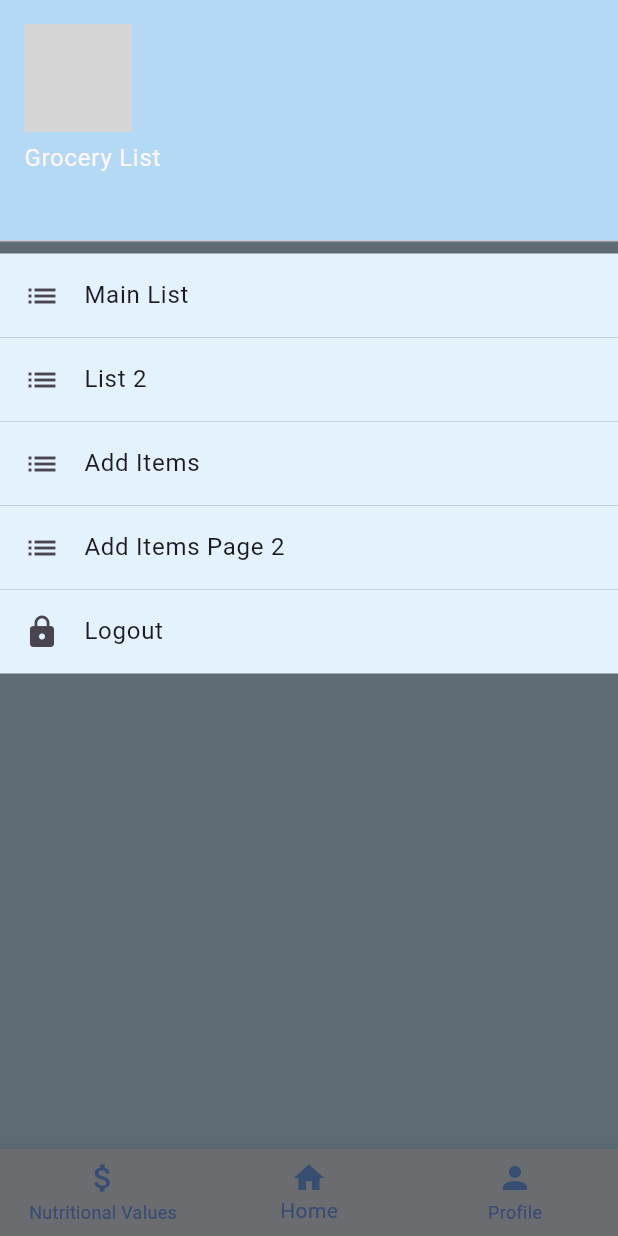
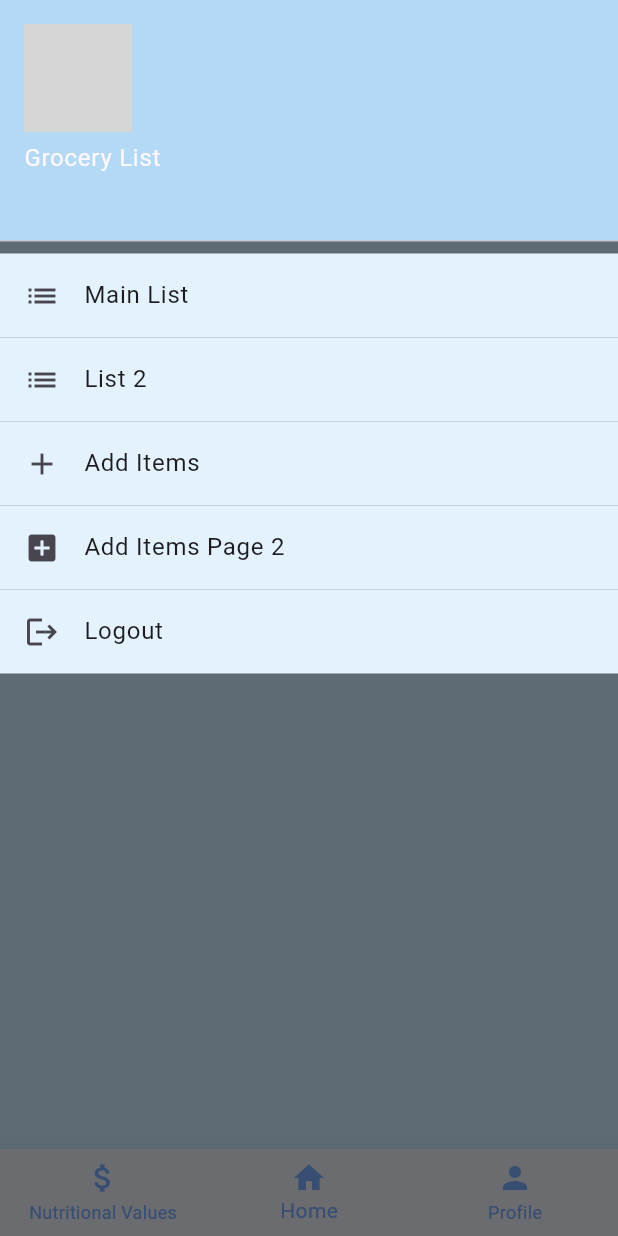
Before and after one commit to Shehryyy/AppDev2Project, a Flutter app: the MainPageProject screen opened directly with empty values, with the side drawer open, on a phone screen of 412 x 824 dp. Run offline on Flutter 3.47's test engine with Material 3 defaults, Android fonts, the phone set to English and light mode, and no system bars; our stand-ins replace sqflite; missing offline and left inert: project; accounts and stored records are empty; network calls fail; grey boxes are pictures that could not be loaded.

Commit message:
Update MainPage.dart

```diff
--- a/appdevproject/lib/MainPage.dart
+++ b/appdevproject/lib/MainPage.dart
@@ -37,7 +37,7 @@ class _MainPageProjectState extends State<MainPageProject> {
 
     final List<Map<String, dynamic>> maps = await db.query(
       'items',
-      where: 'userId = ? AND isActive = 1',
+      where: 'userId = ?',
       whereArgs: [widget.userId],
     );
 
@@ -46,11 +46,10 @@ class _MainPageProjectState extends State<MainPageProject> {
     });
   }
 
-  Future<void> markAsBought(int itemId) async {
+  Future<void> deleteItem(int itemId) async {
     final db = await openDatabase(p.join(await getDatabasesPath(), 'items.db'));
-    await db.update(
+    await db.delete(
       'items',
-      {'isActive': 0},
       where: 'itemId = ?',
       whereArgs: [itemId],
     );
@@ -79,7 +78,7 @@ class _MainPageProjectState extends State<MainPageProject> {
           TextButton(
             onPressed: () async {
               Navigator.pop(context);
-              await markAsBought(item.itemId!);
+              await deleteItem(item.itemId!);
             },
             child: const Text("Already Bought", style: TextStyle(color: Colors.red)),
           ),
@@ -108,60 +107,25 @@ class _MainPageProjectState extends State<MainPageProject> {
             ),
             decoration: BoxDecoration(color: Color(0xFFB4D9F5)),
           ),
-          Container(
-            color: Colors.blue[50],
-            child: ListTile(
-              title: const Text("Main List"),
-              leading: const Icon(Icons.list),
-              onTap: () {
+          drawerItem("Main List", Icons.list, () {
             Navigator.push(context, MaterialPageRoute(builder: (context) => MainPageProject(userId: widget.userId)));
-              },
-            ),
-          ),
-          Container(
-            color: Colors.blue[50],
-            child: ListTile(
-              title: const Text("List 2"),
-              leading: const Icon(Icons.list),
-              onTap: () {
+          }),
+          drawerItem("List 2", Icons.list, () {
             Navigator.push(context, MaterialPageRoute(builder: (context) => ListOptionalProject(userId: widget.userId)));
-              },
-            ),
-          ),
-          Container(
-            color: Colors.blue[50],
-            child: ListTile(
-              title: const Text("Add Items"),
-              leading: const Icon(Icons.list),
-              onTap: () {
+          }),
+          drawerItem("Add Items", Icons.add, () {
             Navigator.push(context, MaterialPageRoute(builder: (context) => AddItemPage(userId: widget.userId)));
-              },
-            ),
-          ),
-          Container(
-            color: Colors.blue[50],
-            child: ListTile(
-              title: const Text("Add Items Page 2"),
-              leading: const Icon(Icons.list),
-              onTap: () {
+          }),
+          drawerItem("Add Items Page 2", Icons.add_box, () {
             Navigator.push(context, MaterialPageRoute(builder: (context) => AddItemPage2(userId: widget.userId)));
-              },
-            ),
-          ),
-          Container(
-            color: Colors.blue[50],
-            child: ListTile(
-              title: const Text("Logout"),
-              leading: const Icon(Icons.lock),
-              onTap: () {
+          }),
+          drawerItem("Logout", Icons.logout, () {
             Navigator.pushAndRemoveUntil(
               context,
               MaterialPageRoute(builder: (context) => const LoginScreen()),
                   (route) => false,
             );
-              },
-            ),
-          ),
+          }),
         ],
       ),
       body: items.isEmpty
@@ -179,21 +143,24 @@ class _MainPageProjectState extends State<MainPageProject> {
             ),
             child: ListTile(
               onTap: () => _showItemDetails(item),
-              title: Text(item.itemName, style: const TextStyle(fontWeight: FontWeight.bold)),
-              subtitle: Text("Qty: ${item.quantity} | Type: ${item.type}"),
+              title: Text(
+                item.itemName,
+                style: const TextStyle(fontWeight: FontWeight.bold),
+              ),
+              subtitle: Text("Quantity: ${item.quantity}"),
               trailing: Wrap(
                 spacing: 8,
                 children: [
                   IconButton(
                     icon: const Icon(Icons.edit, color: Colors.blue),
                     onPressed: () {
-                      // Edit logic can be added here
+                      // Future editing logic
                     },
                   ),
                   IconButton(
                     icon: const Icon(Icons.delete, color: Colors.red),
                     onPressed: () async {
-                      await markAsBought(item.itemId!);
+                      await deleteItem(item.itemId!);
                     },
                   ),
                 ],
@@ -209,17 +176,29 @@ class _MainPageProjectState extends State<MainPageProject> {
         backgroundColor: const Color(0xFFE9ECF5),
         onTap: (index) async {
           setState(() => _currentIndex = index);
+          final db = DatabaseHelper.instance;
+          final user = await db.getUserById(widget.userId);
+          if (user == null) return;
+
           switch (index) {
             case 0:
-              Navigator.push(context, MaterialPageRoute(builder: (context) => NutritionPage()));
+              Navigator.push(
+                context,
+                MaterialPageRoute(
+                  builder: (context) => NutritionPage(
+                    userId: user.userId!,
+                    firstName: user.firstName ?? '',
+                    lastName: user.lastName ?? '',
+                    email: user.email ?? '',
+                    password: user.userPassword ?? '',
+                  ),
+                ),
+              );
               break;
             case 1:
               Navigator.push(context, MaterialPageRoute(builder: (context) => MainPageProject(userId: widget.userId)));
               break;
             case 2:
-              final db = DatabaseHelper.instance;
-              final user = await db.getUserById(widget.userId);
-              if (user != null) {
               Navigator.push(
                 context,
                 MaterialPageRoute(
@@ -232,7 +211,6 @@ class _MainPageProjectState extends State<MainPageProject> {
                   ),
                 ),
               );
-              }
               break;
           }
         },
@@ -244,4 +222,15 @@ class _MainPageProjectState extends State<MainPageProject> {
       ),
     );
   }
+
+  Widget drawerItem(String title, IconData icon, VoidCallback onTap) {
+    return Container(
+      color: Colors.blue[50],
+      child: ListTile(
+        title: Text(title),
+        leading: Icon(icon),
+        onTap: onTap,
+      ),
+    );
   }
+}
```
Lines whose indentation alone changed are shown as unchanged.
